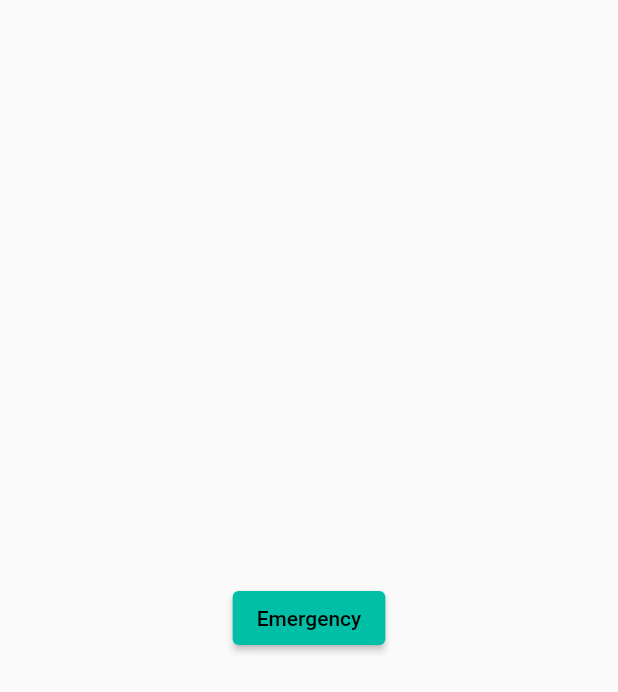
After one commit to Disha-05/docspot, a Flutter app: the NotificationPage screen opened by its route, on a phone screen of 412 x 824 dp. The commit adds this screen. Shown: the top 692 px of the screen. Run offline on Flutter 3.47's test engine with Material 2 defaults, Android fonts, the phone set to English and light mode, and no system bars; our stand-ins replace firebase_auth, firebase_core, font_awesome_flutter, geocoding, geolocator, google_sign_in; accounts and stored records are empty.

Commit message:
UI changes

```diff
--- a/lib/main.dart
+++ b/lib/main.dart
@@ -2,6 +2,7 @@ import 'package:docspot/pages/dashboard.dart';
 import 'package:docspot/pages/form_page.dart';
 import 'package:docspot/pages/login_page.dart';
 import 'package:docspot/pages/main_page.dart';
+import 'package:docspot/pages/notification.dart';
 import 'package:docspot/pages/signup_page.dart';
 import 'package:docspot/utils/routes.dart';
 import 'package:firebase_core/firebase_core.dart';
@@ -37,6 +38,7 @@ class MyApp extends StatelessWidget {
         MyRoutes.mainRoute: (context) => const MainPage(),
         MyRoutes.formRoute: (context) => const FormPage(),
         MyRoutes.dashboardRoute: (context) => DoctorSearchPage(),
+        MyRoutes.notificationRoute: (context) => NotificationPage(),
       },
     );
   }
--- /dev/null
+++ b/lib/pages/notification.dart
@@ -0,0 +1,18 @@
+import 'package:flutter/material.dart';
+
+class NotificationPage extends StatelessWidget {
+  @override
+  Widget build(BuildContext context) {
+    return Scaffold(
+      body: Center(
+        child: ElevatedButton(
+          child: Text('Emergency'),
+          onPressed: () {
+            ScaffoldMessenger.of(context).showSnackBar(const SnackBar(
+                content: Text("Notification sent to the hospital")));
+          },
+        ),
+      ),
+    );
+  }
+}
--- a/lib/utils/routes.dart
+++ b/lib/utils/routes.dart
@@ -4,4 +4,5 @@ class MyRoutes {
   static String mainRoute = "/mainpage";
   static String formRoute = "/formpage";
   static String dashboardRoute = "/dashboard";
+  static String notificationRoute = "/notification";
 }
--- a/pubspec.yaml
+++ b/pubspec.yaml
@@ -30,6 +30,7 @@ environment:
 dependencies:
   firebase_auth: ^4.2.5
   firebase_core: ^2.4.1
+  cloud_firestore: ^4.4.5
   flutter:
     sdk: flutter
   font_awesome_flutter: ^10.3.0
```
Also changed, not shown: pubspec.lock, 2 other files.
